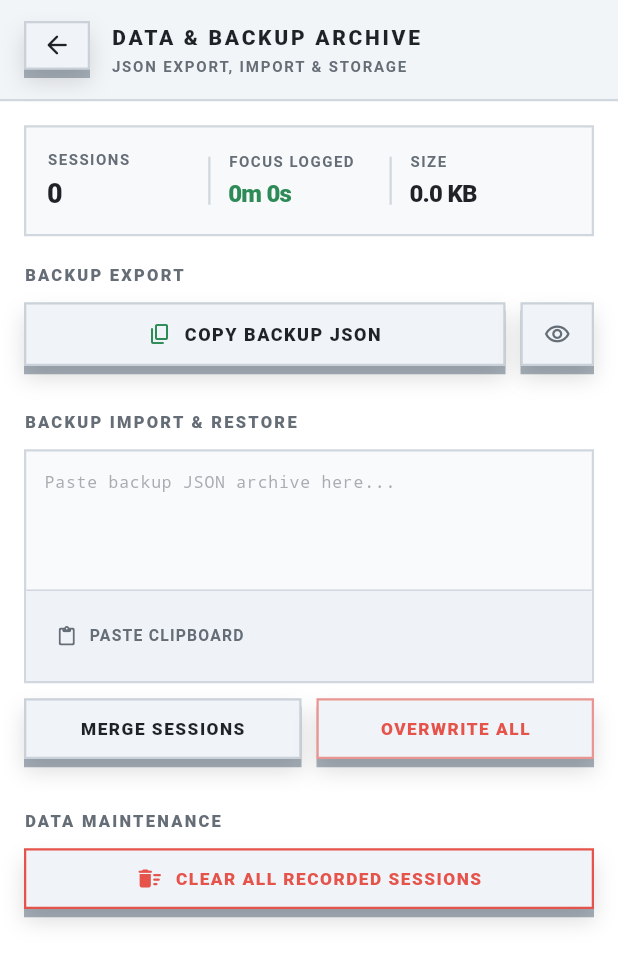
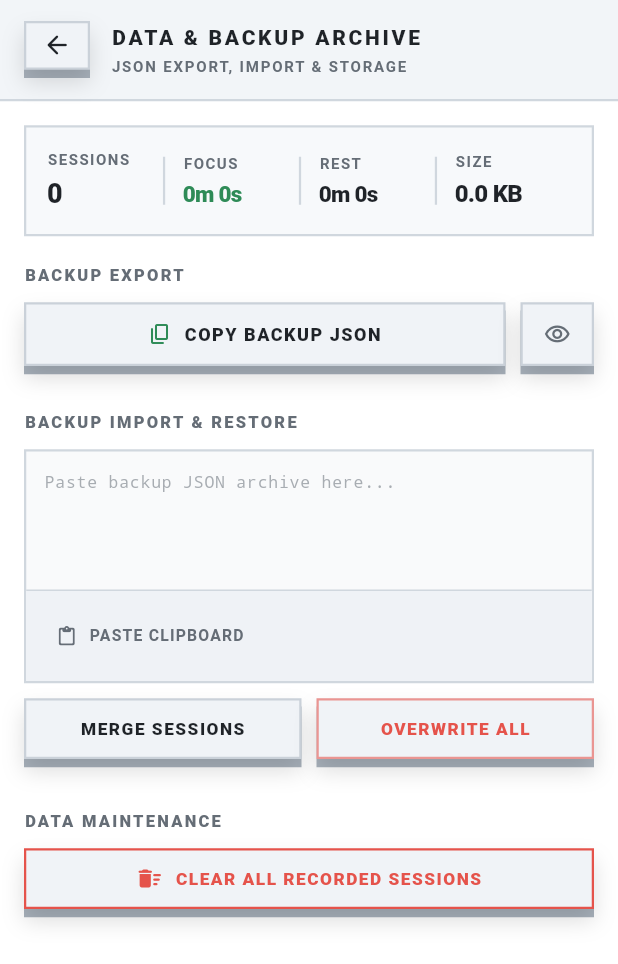
Before and after one commit to ovrrup/vord, a Flutter app: the DataBackupScreen screen opened directly with empty values, on a phone screen of 412 x 824 dp. Shown: the top 964 px of the screen. Run offline on Flutter 3.47's test engine with Material 3 defaults, Android fonts, the phone set to English and light mode, and no system bars; our stand-ins replace audioplayers, shared_preferences; accounts and stored records are empty.

```diff
--- a/lib/src/screens/data_backup_screen.dart
+++ b/lib/src/screens/data_backup_screen.dart
@@ -338,7 +338,7 @@ class _DataBackupScreenState extends State<DataBackupScreen> {
                               crossAxisAlignment: CrossAxisAlignment.start,
                               children: [
                                 Text(
-                                  'FOCUS LOGGED',
+                                  'FOCUS',
                                   style: TextStyle(
                                     fontSize: 10,
                                     fontWeight: FontWeight.w700,
@@ -350,10 +350,38 @@ class _DataBackupScreenState extends State<DataBackupScreen> {
                                 Text(
                                   _formatDuration(focusSec),
                                   style: TextStyle(
-                                    fontSize: 16,
+                                    fontSize: 15,
                                     fontWeight: FontWeight.w800,
                                     letterSpacing: -0.5,
                                     color: isDark ? const Color(0xFF3FA36C) : const Color(0xFF2E8B57),
+                                  ),
+                                ),
+                              ],
+                            ),
+                          ),
+                          Container(width: 1.5, height: 32, color: borderCol),
+                          const SizedBox(width: 12),
+                          Expanded(
+                            child: Column(
+                              crossAxisAlignment: CrossAxisAlignment.start,
+                              children: [
+                                Text(
+                                  'REST',
+                                  style: TextStyle(
+                                    fontSize: 10,
+                                    fontWeight: FontWeight.w700,
+                                    letterSpacing: 1.0,
+                                    color: textSecondary,
+                                  ),
+                                ),
+                                const SizedBox(height: 3),
+                                Text(
+                                  _formatDuration(breakSec),
+                                  style: TextStyle(
+                                    fontSize: 15,
+                                    fontWeight: FontWeight.w800,
+                                    letterSpacing: -0.5,
+                                    color: textPrimary,
                                   ),
                                 ),
                               ],
--- a/lib/src/widgets/physical_matte_controls.dart
+++ b/lib/src/widgets/physical_matte_controls.dart
@@ -138,9 +138,9 @@ class BottomControls extends StatelessWidget {
     const controlsHeight = 135.0;
     const buttonSpacing = 10.0;
 
-    final availableRightHeight = controlsHeight - buttonSpacing;
-    final modeButtonHeight = availableRightHeight * (1.0 / 3.0);
-    final settingsButtonHeight = availableRightHeight * (2.0 / 3.0);
+    const availableRightHeight = controlsHeight - buttonSpacing;
+    const modeButtonHeight = availableRightHeight * (1.0 / 3.0);
+    const settingsButtonHeight = availableRightHeight * (2.0 / 3.0);
 
     return SizedBox(
       height: controlsHeight,
```
